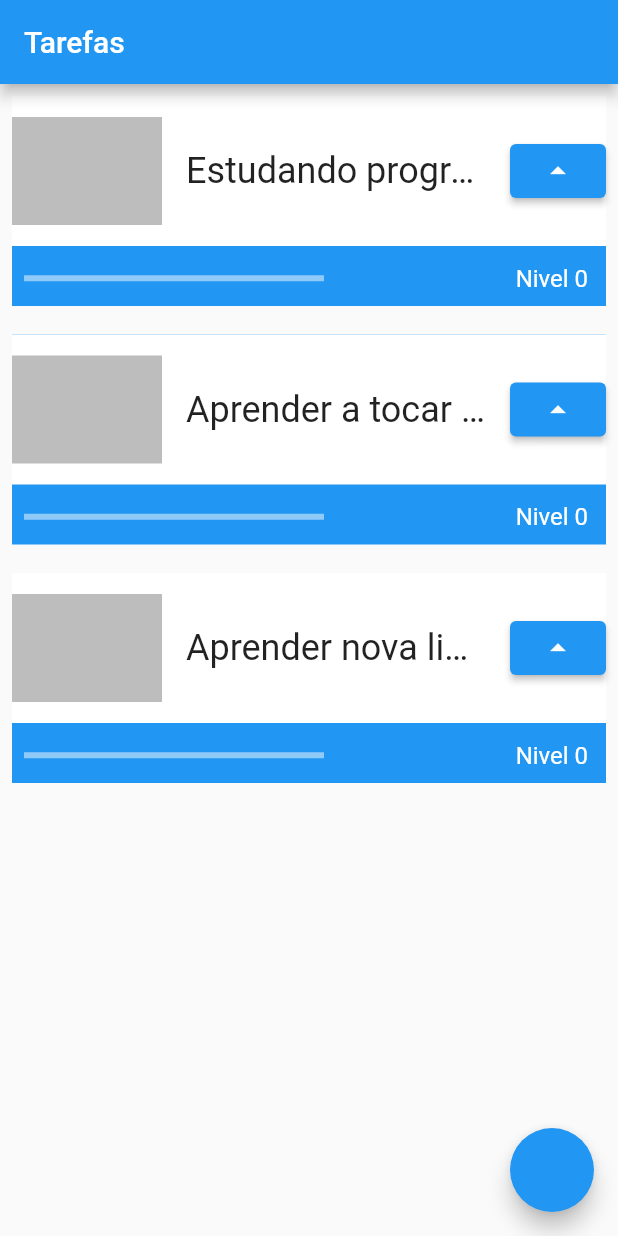
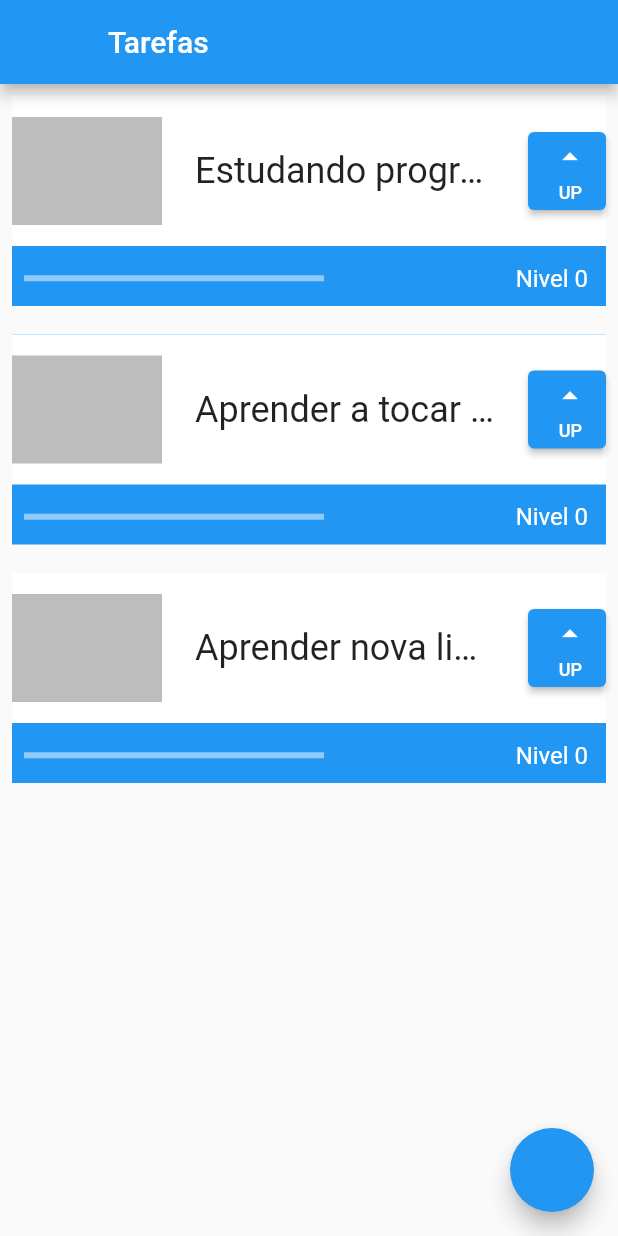
Before and after one commit to vieiragui/Fluttter, a Flutter app: the screen it shows after launch, on a phone screen of 412 x 824 dp. Run offline on Flutter 3.47's test engine with Material 2 defaults, Android fonts, the phone set to English and light mode, and no system bars.

Commit message:
Atualizando titulo do Topo e botão UP

```diff
--- a/lib/main.dart
+++ b/lib/main.dart
@@ -16,6 +16,7 @@ class MyApp extends StatelessWidget {
       ),
       home: Scaffold(
         appBar: AppBar(
+          leading: Container(),
           title: Text('Tarefas'),
         ),
         body: ListView(
@@ -47,7 +48,6 @@ class _TaskState extends State<Task> {
 
   @override
   Widget build(BuildContext context) {
-
     return Padding(
       padding: const EdgeInsets.all(8.0),
       child: Container(
@@ -78,8 +78,12 @@ class _TaskState extends State<Task> {
                             fontSize: 24,
                             overflow: TextOverflow.ellipsis,
                           ),
-                          )),
-                      ElevatedButton(
+                        ),
+                      ),
+                      Container(
+                        height: 52,
+                        width: 52,
+                        child: ElevatedButton(
                             onPressed: () {
                               setState(() {
                                 nivel++;
@@ -87,7 +91,20 @@ class _TaskState extends State<Task> {
 
                               print(nivel);
                             },
-                          child: Icon(Icons.arrow_drop_up))
+                            child: Column(
+                              mainAxisAlignment: MainAxisAlignment.spaceEvenly,
+                              crossAxisAlignment: CrossAxisAlignment.end,
+                              children: [
+                                Icon(Icons.arrow_drop_up),
+                                Text(
+                                  'UP',
+                                  style: TextStyle(
+                                    fontSize: 12,
+                                  ),
+                                )
+                              ],
+                            )),
+                      )
                     ],
                   ),
                 ),
@@ -98,9 +115,7 @@ class _TaskState extends State<Task> {
                       padding: const EdgeInsets.all(8.0),
                       child: Container(
                         child: LinearProgressIndicator(
-                          color: Colors.white,
-                          value: nivel/10
-                        ),
+                            color: Colors.white, value: nivel / 10),
                         width: 200,
                       ),
                     ),
```
Lines whose indentation alone changed are shown as unchanged.
